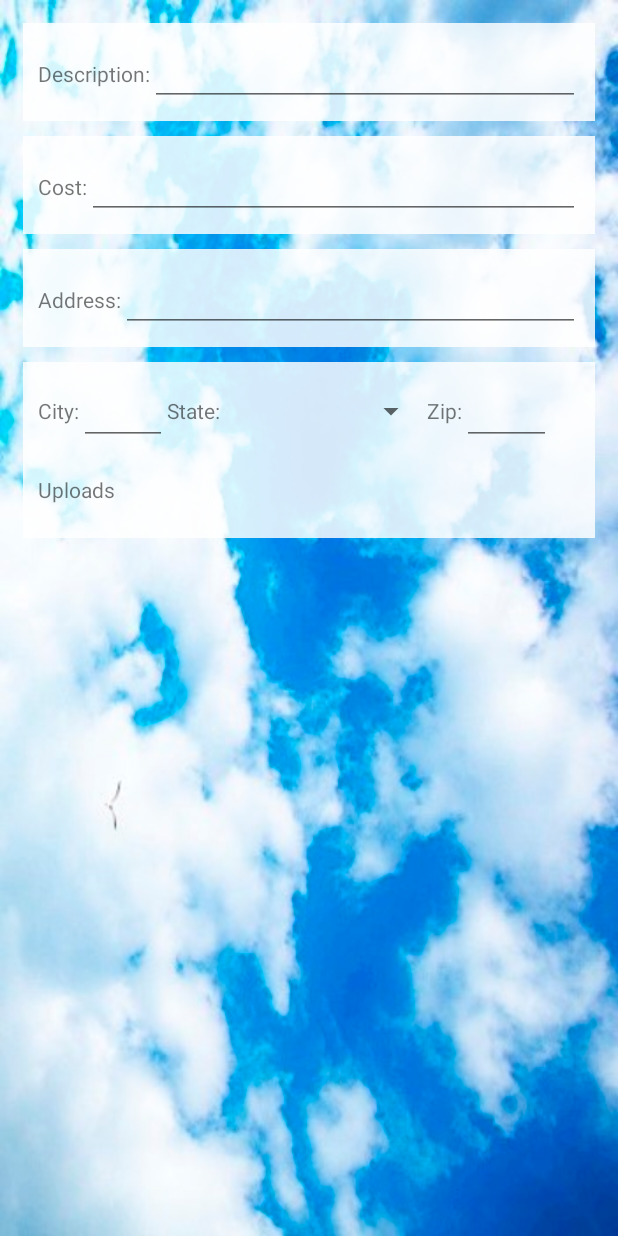
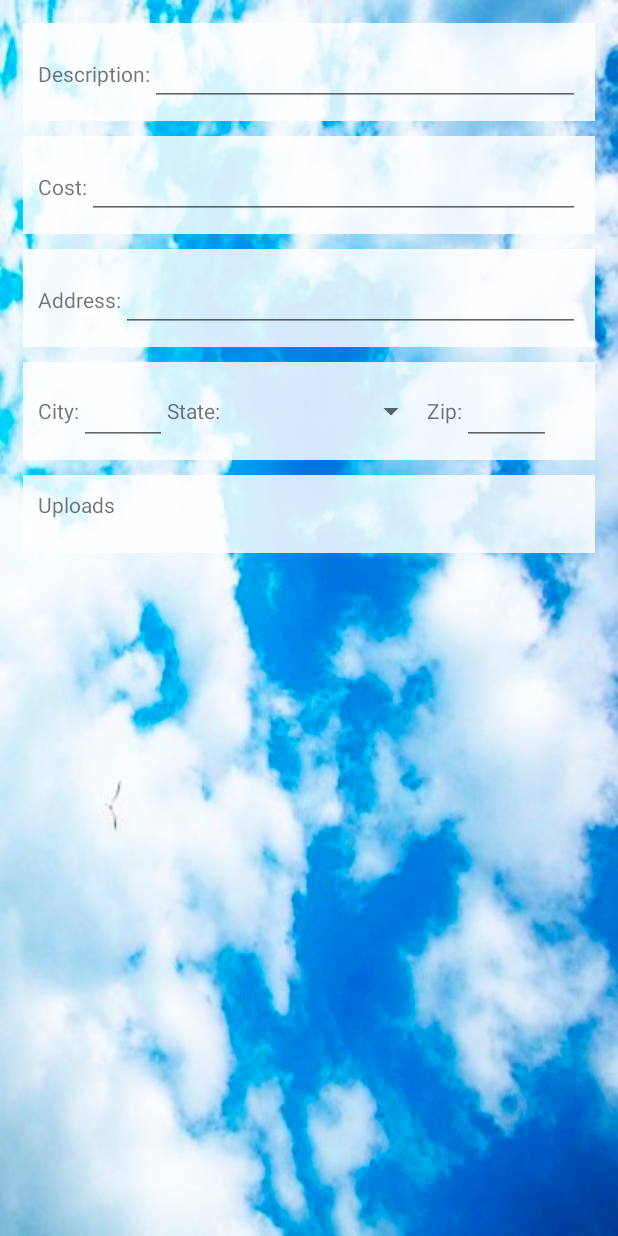
Before and after one commit to calkinsc3/ClientOneAmFam, an Android app: the layout fragment_policy_screen.xml on its own in the app's theme, with its tools: preview values and no code run, on a phone screen of 412 x 824 dp. Run offline under Robolectric (Android 15) with nearby library versions, the phone set to English and light mode, and no system bars.

Commit message:
fixed policy screen scroll

```diff
--- a/app/src/main/res/layout/fragment_policy_screen.xml
+++ b/app/src/main/res/layout/fragment_policy_screen.xml
@@ -1,11 +1,16 @@
-<RelativeLayout xmlns:android="http://schemas.android.com/apk/res/android"
+<ScrollView xmlns:android="http://schemas.android.com/apk/res/android"
     xmlns:tools="http://schemas.android.com/tools" style="@style/base_clouds"
     android:layout_width="match_parent"
     android:layout_height="match_parent"
-    android:padding="15dp"
     tools:context="com.example.jaz020.clientoneamfam.PolicyScreenFragment">
 
     <LinearLayout
+        android:layout_width="fill_parent"
+        android:layout_height="wrap_content"
+        android:orientation="vertical"
+        android:padding="15dp">
+
+        <LinearLayout
         android:id="@+id/descriptionLayout"
         style="@style/cloud_view"
         android:layout_width="match_parent"
@@ -129,7 +134,8 @@
         style="@style/cloud_view"
         android:layout_width="match_parent"
         android:layout_height="wrap_content"
-        android:layout_below="@id/address2Layout">
+        android:layout_below="@id/address2Layout"
+        android:layout_marginTop="10dp">
 
         <TextView
             android:layout_width="wrap_content"
@@ -154,10 +160,8 @@
     <android.support.v7.widget.RecyclerView
         android:id="@+id/uploadsList"
         android:layout_width="wrap_content"
-        android:layout_height="wrap_content"
-        android:layout_below="@+id/uploadsLayout"
-        android:layout_centerHorizontal="true"
+        android:layout_height="200dp"
         android:layout_marginTop="10dp" />
 
-
-</RelativeLayout>
+    </LinearLayout>
+</ScrollView>
```
Also changed, not shown: 1 other file.
